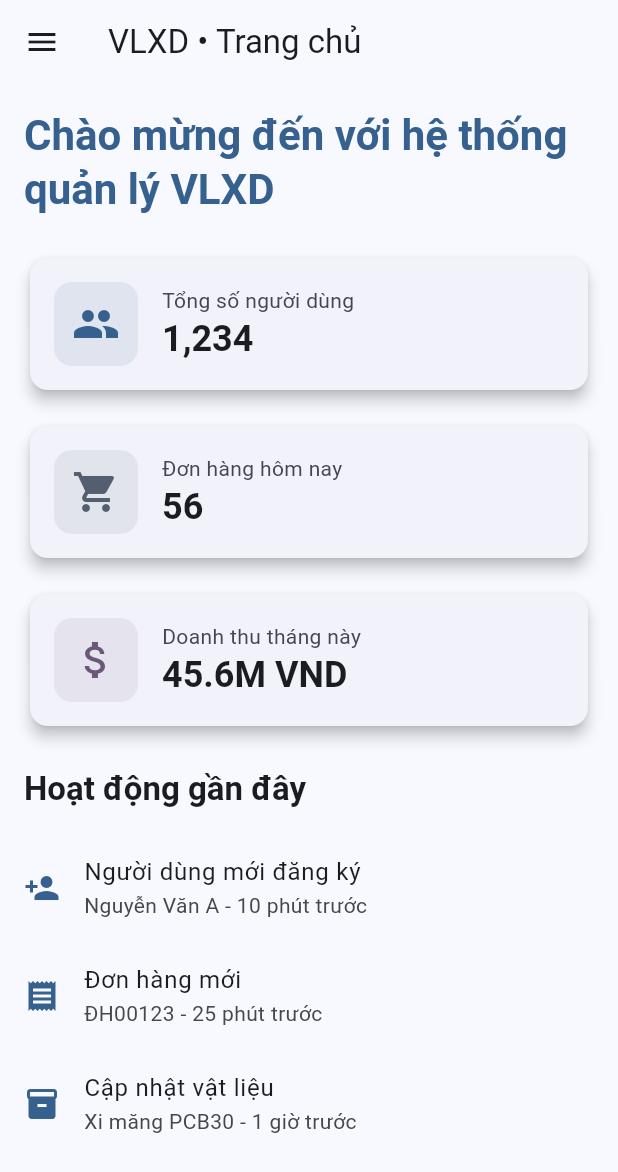
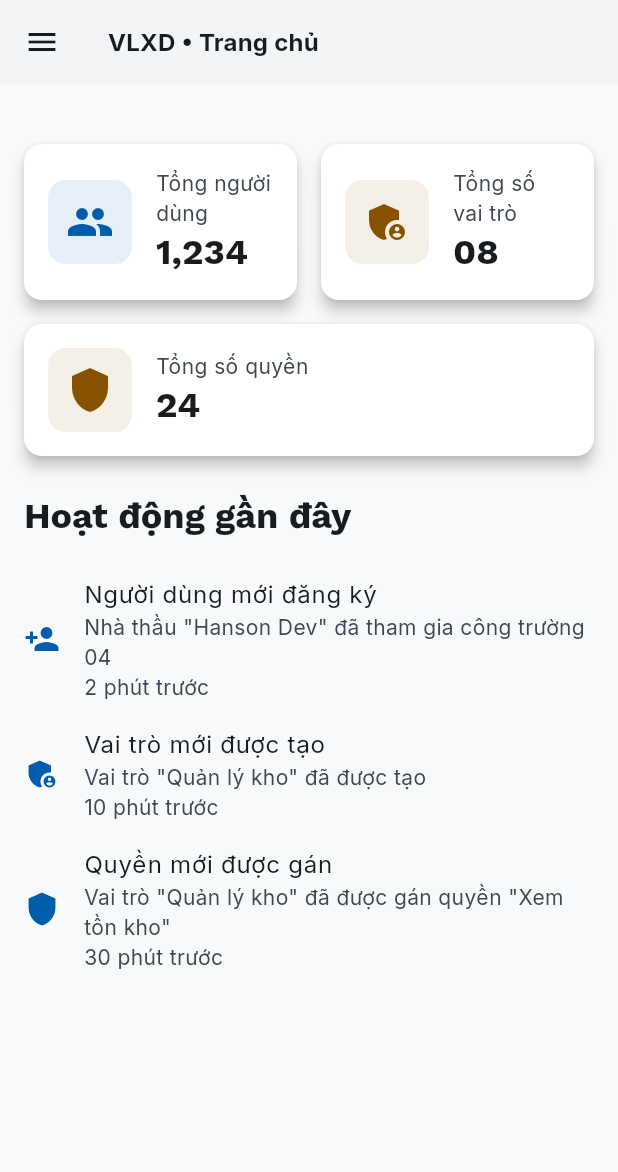
Before and after one commit to TaiLong2609/BuldingMaterialsApp, a Flutter app: the AdminHomePage screen opened directly with empty values, on a phone screen of 412 x 824 dp. Shown: the top 1172 px of the screen. Run offline on Flutter 3.47's test engine with Material 3 defaults, Android fonts, the phone set to English and light mode, and no system bars; our stand-ins replace google_fonts, shared_preferences; accounts and stored records are empty.

Commit message:
thay file systeam admin thanh system_admin

```diff
--- a/lib/screens/systeam admin/admin_home_page.dart
+++ b/lib/screens/system_admin/admin_home_page.dart
@@ -25,41 +25,43 @@ class AdminHomePage extends StatelessWidget {
         child: Column(
           crossAxisAlignment: CrossAxisAlignment.start,
           children: [
-            Text(
-              'Chào mừng đến với hệ thống quản lý VLXD',
-              style: theme.textTheme.headlineMedium?.copyWith(
-                fontWeight: FontWeight.bold,
-                color: theme.colorScheme.primary,
-              ),
-            ),
+
             const SizedBox(height: 24),
-            _buildStatCard(
+            Row(
+              children: [
+                Expanded(
+                  child: _buildStatCard(
                     context,
-              'Tổng số người dùng',
+                    'Tổng người dùng',
                     '1,234',
                     Icons.people,
                     theme.colorScheme.primary,
                   ),
-            const SizedBox(height: 16),
-            _buildStatCard(
+                ),
+                const SizedBox(width: 16),
+                Expanded(
+                  child: _buildStatCard(
                     context,
-              'Đơn hàng hôm nay',
-              '56',
-              Icons.shopping_cart,
+                    'Tổng số vai trò',
+                    '08',
+                    Icons.admin_panel_settings,
                     theme.colorScheme.secondary,
+                  ),
+                ),
+              ],
             ),
             const SizedBox(height: 16),
             _buildStatCard(
               context,
-              'Doanh thu tháng này',
-              '45.6M VND',
-              Icons.attach_money,
+              'Tổng số quyền',
+              '24',
+              Icons.shield,
               theme.colorScheme.tertiary,
             ),
             const SizedBox(height: 24),
             Text(
               'Hoạt động gần đây',
-              style: theme.textTheme.titleLarge?.copyWith(
+              style: theme.textTheme.headlineSmall?.copyWith(
                 fontWeight: FontWeight.bold,
               ),
             ),
@@ -67,20 +69,21 @@ class AdminHomePage extends StatelessWidget {
             _buildActivityItem(
               context,
               'Người dùng mới đăng ký',
-              'Nguyễn Văn A - 10 phút trước',
+              'Nhà thầu "Hanson Dev" đã tham gia công trường 04\n2 phút trước',
               Icons.person_add,
+            ),
+
+            _buildActivityItem(
+              context,
+              'Vai trò mới được tạo',
+              'Vai trò "Quản lý kho" đã được tạo\n10 phút trước',
+              Icons.admin_panel_settings,
             ),
               _buildActivityItem(
                 context,
-              'Đơn hàng mới',
-              'ĐH00123 - 25 phút trước',
-              Icons.receipt,
-            ),
-            _buildActivityItem(
-              context,
-              'Cập nhật vật liệu',
-              'Xi măng PCB30 - 1 giờ trước',
-              Icons.inventory,
+                'Quyền mới được gán',
+                'Vai trò "Quản lý kho" đã được gán quyền "Xem tồn kho"\n30 phút trước',
+                Icons.shield,
               ),
           ],
         ),
--- a/lib/widgets/app_scaffold.dart
+++ b/lib/widgets/app_scaffold.dart
@@ -22,10 +22,13 @@ class AppScaffold extends StatelessWidget {
 
     return Scaffold(
       appBar: AppBar(
-        backgroundColor: theme.colorScheme.surface,
-        title: Text('VLXD • $title'),
+        title: Text(
+          'VLXD • $title',
+          style: theme.textTheme.titleMedium?.copyWith(fontWeight: FontWeight.bold),
+        ),
       ),
       drawer: Drawer(
+        backgroundColor: theme.colorScheme.surfaceContainerHighest,
         child: Column(
           children: [
             UserAccountsDrawerHeader(
--- a/pubspec.yaml
+++ b/pubspec.yaml
@@ -35,6 +35,7 @@ dependencies:
   # Use with the CupertinoIcons class for iOS style icons.
   cupertino_icons: ^1.0.8
   shared_preferences: ^2.2.3
+  google_fonts: ^6.1.0
 
 dev_dependencies:
   flutter_test:
```
Also changed, not shown: lib/app/app_root.dart (+7 -11 lines), lib/app/theme.dart (added, +119 -0 lines), lib/screens/system_admin/admin_backup_restore.dart (renamed from lib/screens/systeam admin/admin_backup_restore.dart, +32 -35 lines), lib/screens/system_admin/admin_profile.dart (renamed from lib/screens/systeam admin/admin_profile.dart, +25 -66 lines), lib/screens/system_admin/admin_user_management.dart (renamed from lib/screens/systeam admin/admin_user_management.dart, +34 -15 lines), lib/screens/system_admin/admin_user_permissions.dart (renamed from lib/screens/systeam admin/admin_user_permissions.dart, +34 -12 lines), pubspec.lock, 2 other files. Lines whose indentation alone changed are shown as unchanged.
